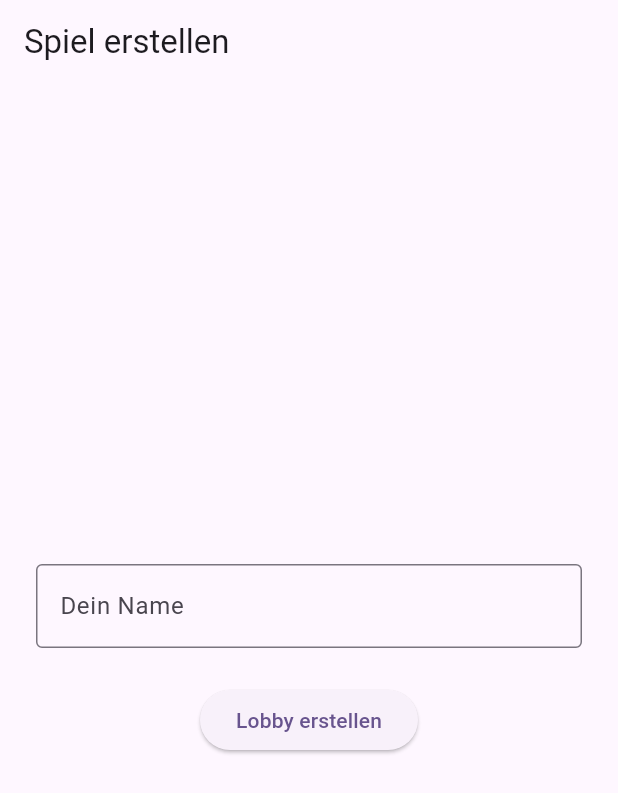
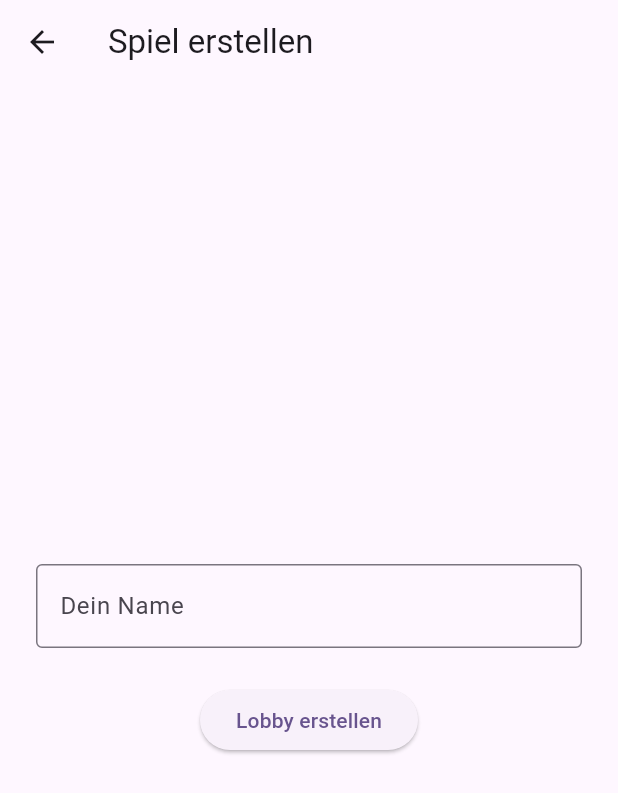
Before and after one commit to Marcel77718/jugend_app, a Flutter app: the LobbyCreateScreen screen opened by its route, on a phone screen of 412 x 824 dp. Shown: the top 793 px of the screen. Run offline on Flutter 3.47's test engine with Material 3 defaults, Android fonts, the phone set to English and light mode, and no system bars; our stand-ins replace cloud_firestore, firebase_core, go_router, shared_preferences; accounts and stored records are empty.

Commit message:
Add back navigation button to lobby creation and joining screens

```diff
--- a/lib/view/lobby_create_screen.dart
+++ b/lib/view/lobby_create_screen.dart
@@ -46,7 +46,13 @@ class _LobbyCreateScreenState extends State<LobbyCreateScreen> {
   @override
   Widget build(BuildContext context) {
     return Scaffold(
-      appBar: AppBar(title: const Text('Spiel erstellen')),
+      appBar: AppBar(
+        title: const Text('Spiel erstellen'),
+        leading: IconButton(
+          icon: const Icon(Icons.arrow_back),
+          onPressed: () => context.go('/lobbies'),
+        ),
+      ),
       body: Padding(
         padding: const EdgeInsets.all(24),
         child: Column(
```
Also changed, not shown: lib/view/lobby_join_screen.dart (+7 -1 lines).
